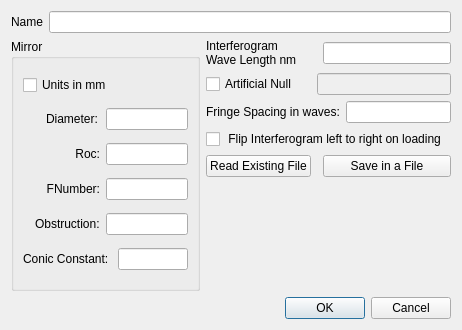
First picture: the form in mirrordlg.ui, repository githubdoe/DFTFringe, before the edit.
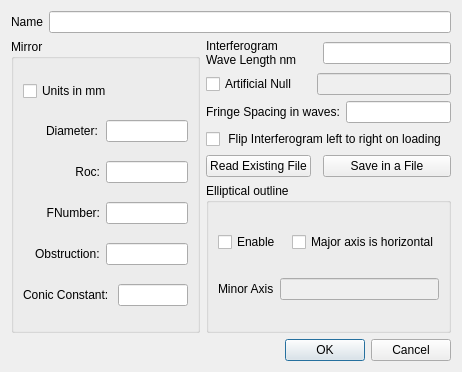
Second picture: the form after the edit.

Commit message: Added ellipse outline and circularizing.  Corrected metrics to show Z8 without SA null.  Corrected bath astig calculation.

```diff
--- a/mirrordlg.ui
+++ b/mirrordlg.ui
@@ -7,7 +7,7 @@
     <x>0</x>
     <y>0</y>
     <width>462</width>
-    <height>330</height>
+    <height>372</height>
    </rect>
   </property>
   <property name="windowTitle">
@@ -170,6 +170,47 @@
      </item>
     </layout>
    </item>
+   <item row="6" column="1" colspan="3">
+    <widget class="QGroupBox" name="groupBox_2">
+     <property name="title">
+      <string>Elliptical outline</string>
+     </property>
+     <layout class="QGridLayout" name="gridLayout_3">
+      <item row="0" column="0">
+       <widget class="QCheckBox" name="enableEllipseCb">
+        <property name="text">
+         <string>Enable</string>
+        </property>
+       </widget>
+      </item>
+      <item row="0" column="1">
+       <widget class="QCheckBox" name="majorHorizontalCb">
+        <property name="text">
+         <string>Major axis is horizontal</string>
+        </property>
+       </widget>
+      </item>
+      <item row="1" column="0" colspan="2">
+       <layout class="QHBoxLayout" name="horizontalLayout_3">
+        <item>
+         <widget class="QLabel" name="label_9">
+          <property name="text">
+           <string>Minor Axis</string>
+          </property>
+         </widget>
+        </item>
+        <item>
+         <widget class="QLineEdit" name="minorAxisEdit">
+          <property name="enabled">
+           <bool>false</bool>
+          </property>
+         </widget>
+        </item>
+       </layout>
+      </item>
+     </layout>
+    </widget>
+   </item>
   </layout>
  </widget>
  <resources/>
```
Left out of the diff: 24 changed lines with no effect on the pictures. The commit also changes 15 other files.
